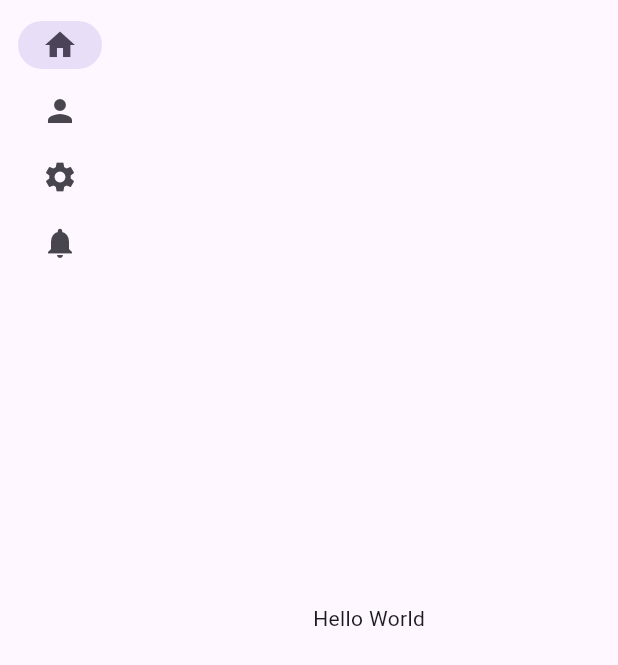
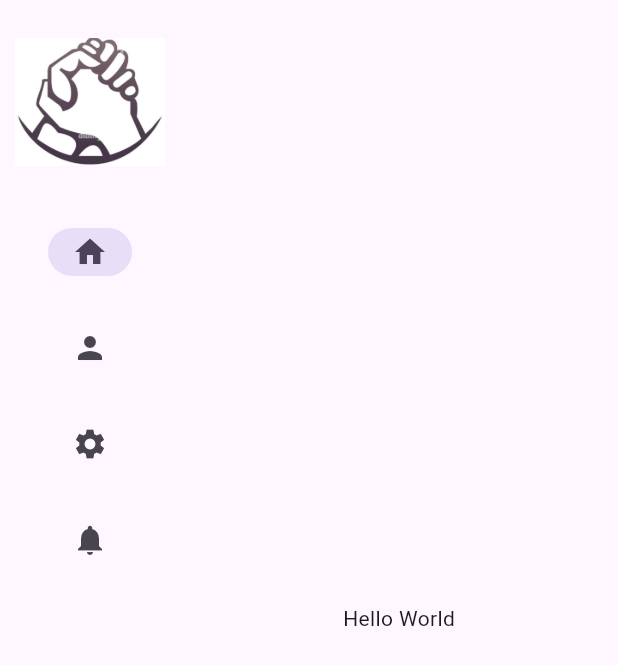
Before and after one commit to Ghaza-donations-charity-org/bunyan, a Flutter app: the screen it shows after launch, on a phone screen of 412 x 824 dp. Shown: the top 665 px of the screen. Run offline on Flutter 3.47's test engine with Material 3 defaults, Android fonts, the phone set to English and light mode, and no system bars; our stand-ins replace cached_network_image, device_info_plus, firebase_auth, firebase_core, flutter_svg, flutter_svg_provider and 6 more; accounts and stored records are empty.

Commit message:
minor UI updates to the side navigation rail, sorry for pushing them from this branch

```diff
--- a/lib/common_mvc/common_view/app_constants/app_images.dart
+++ b/lib/common_mvc/common_view/app_constants/app_images.dart
@@ -4,7 +4,7 @@ static const String baseImageUrl = "assets/images";
 //==========================================================================================//
 //AdBlip assets
 static const String logo = "$baseImageUrl/logo.png";
-static const String whiteLogo = "$baseImageUrl/white_logo.svg";
+static const String logoWithWhiteBackground = "$baseImageUrl/logo_white_background.jpg";
 static const String whiteLogoPng = "$baseImageUrl/white_logo.png";
 static const String appBarBackgroundImageSVG =
     "$baseImageUrl/appbar_header.svg";
--- a/lib/common_mvc/common_view/widgets/logo.dart
+++ b/lib/common_mvc/common_view/widgets/logo.dart
@@ -1,34 +1,21 @@
 import 'package:flutter/cupertino.dart';
 import 'package:flutter/material.dart';
+import 'package:ghaza_donations_app/common_mvc/common_controller/common_utility_classes/image_utils.dart';
 
 import '../app_constants/app_images.dart';
 
 class AppLogo extends StatelessWidget {
   final double? height;
   final double? width;
-  final bool? isWhite;
-  const AppLogo({super.key, this.height, this.width, this.isWhite});
+  final bool isDarkMode;
+  const AppLogo({super.key, this.height, this.width, this.isDarkMode = true, });
 
   @override
   Widget build(BuildContext context) {
     return SizedBox(
         height: height ?? 100,
         width: width ?? 100,
-        child: isWhite == null || isWhite == false
-            ? Image.asset(
-                AppImages.logo,
-                fit: BoxFit.contain,
-              )
-            : Image.asset(
-                AppImages.whiteLogoPng,
-                fit: BoxFit.contain,
-              )
-        // SvgPicture.asset(
-        //   AppImages.whiteLogo,
-        //   width: width,
-        //   height: height,
-        // ),
-
+        child: Image(image: ImageUtilityFunctions.getImage(isDarkMode? AppImages.logoWithWhiteBackground : AppImages.logo),),
         );
   }
 }
--- a/lib/features/navigation_bar/view/side_navigation_rail.dart
+++ b/lib/features/navigation_bar/view/side_navigation_rail.dart
@@ -1,4 +1,5 @@
 import 'package:flutter/material.dart';
+import 'package:ghaza_donations_app/common_mvc/common_view/widgets/logo.dart';
 import 'package:ghaza_donations_app/features/navigation_bar/controller/navigation_controller.dart';
 import 'package:ghaza_donations_app/features/navigation_bar/model/list_of_navigation_bar_items.dart';
 import 'package:provider/provider.dart';
@@ -8,11 +9,18 @@ class SideNavigationRail extends StatelessWidget {
 
   @override
   Widget build(BuildContext context) {
+    double screenWidth = MediaQuery.of(context).size.width;
     return Consumer<NavigationController>(
       builder: (context, navigationController, child) {
         return NavigationRail(
+          leading: const Align(
+            alignment: Alignment.topLeft,
+            child: Padding(padding: EdgeInsets.all(10),child: AppLogo(),),
+          ),
+          extended: screenWidth > 1000,
           destinations: [
             ...listOfNavigationBarItems.map((item) => NavigationRailDestination(
+              padding: const EdgeInsets.symmetric(vertical: 10),
               icon: Icon(item.icon),
               label: Text(item.title),
             )),
@@ -21,6 +29,7 @@ class SideNavigationRail extends StatelessWidget {
           onDestinationSelected: (index) {
             navigationController.updateIndex(index);
           },
+
         );
       },
     );
```
Also changed, not shown: assets/images/logo.png (added), assets/images/logo_white_background.jpg (added).
